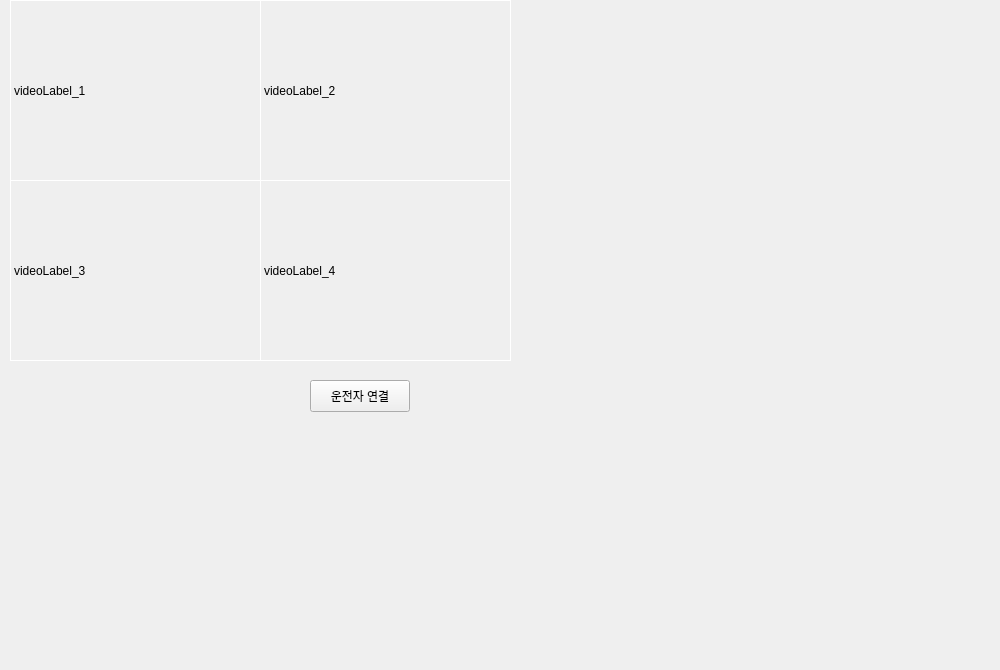
Before: the Qt Designer form dms_central/mainpage.ui in veda-team4/dms, drawn with Qt 5.
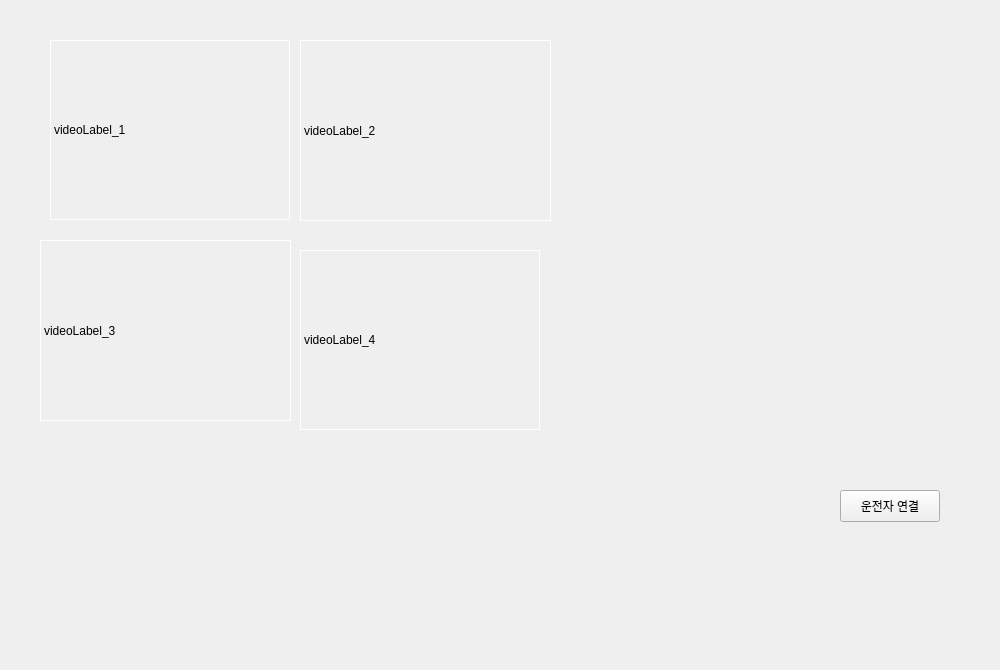
After: the same form once the commit is applied.

The edit to the form file:
```diff
--- a/dms_central/mainpage.ui
+++ b/dms_central/mainpage.ui
@@ -16,10 +16,10 @@
   <widget class="QLabel" name="videoLabel_1">
    <property name="geometry">
     <rect>
-     <x>10</x>
-     <y>0</y>
-     <width>251</width>
-     <height>181</height>
+     <x>50</x>
+     <y>40</y>
+     <width>240</width>
+     <height>180</height>
     </rect>
    </property>
    <property name="styleSheet">
@@ -32,8 +32,8 @@
   <widget class="QLabel" name="videoLabel_2">
    <property name="geometry">
     <rect>
-     <x>260</x>
-     <y>0</y>
+     <x>300</x>
+     <y>40</y>
      <width>251</width>
      <height>181</height>
     </rect>
@@ -48,8 +48,8 @@
   <widget class="QLabel" name="videoLabel_3">
    <property name="geometry">
     <rect>
-     <x>10</x>
-     <y>180</y>
+     <x>40</x>
+     <y>240</y>
      <width>251</width>
      <height>181</height>
     </rect>
@@ -64,10 +64,10 @@
   <widget class="QLabel" name="videoLabel_4">
    <property name="geometry">
     <rect>
-     <x>260</x>
-     <y>180</y>
-     <width>251</width>
-     <height>181</height>
+     <x>300</x>
+     <y>250</y>
+     <width>240</width>
+     <height>180</height>
     </rect>
    </property>
    <property name="styleSheet">
@@ -80,8 +80,8 @@
   <widget class="QPushButton" name="connectButton">
    <property name="geometry">
     <rect>
-     <x>310</x>
-     <y>380</y>
+     <x>840</x>
+     <y>490</y>
      <width>100</width>
      <height>32</height>
     </rect>
```
